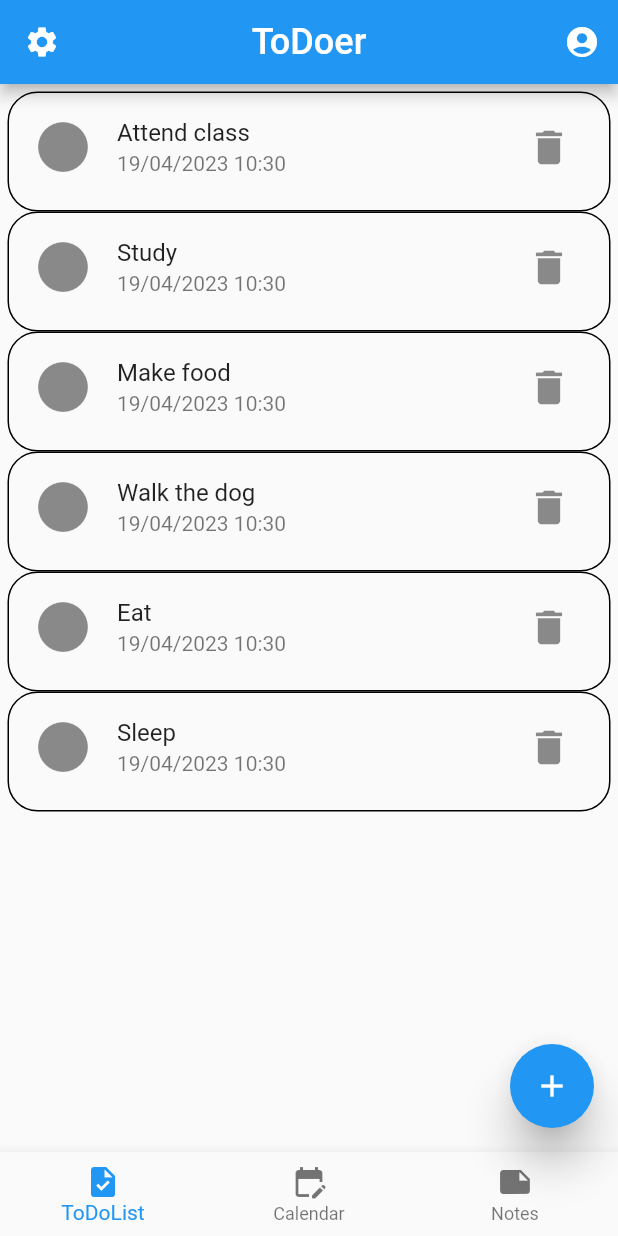
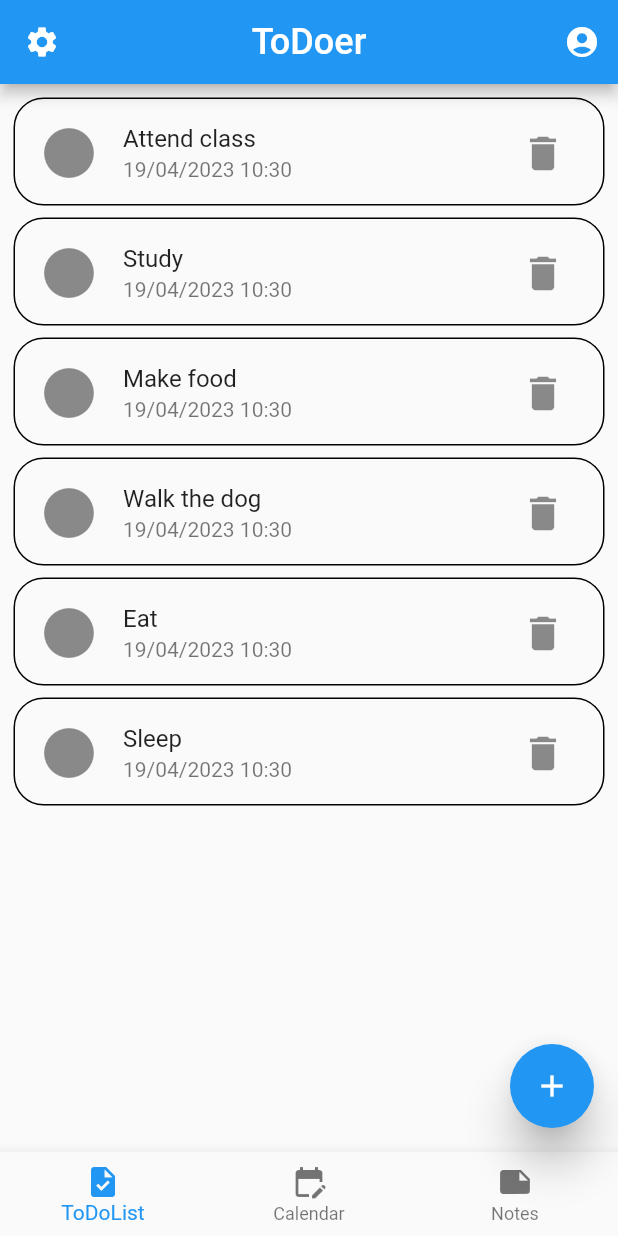
Before and after one commit to dtuukkanen/ToDo, a Flutter app: the screen it shows after launch, on a phone screen of 412 x 824 dp. Run offline on Flutter 3.47's test engine with Material 2 defaults, Android fonts, the phone set to English and light mode, and no system bars.

Commit message:
Padding added

```diff
--- a/lib/main.dart
+++ b/lib/main.dart
@@ -28,7 +28,9 @@ class _MainAppState extends State<MainApp> {
     itemExtent: 80.0,
     itemCount: tasks.length,
     itemBuilder: (BuildContext context, int index) {
-      return ListTile(
+      return Padding(
+        padding: const EdgeInsets.all(4.0),
+        child: ListTile(
           shape: RoundedRectangleBorder(
             side: const BorderSide(
             color: Colors.black, width: 1),
@@ -51,6 +53,7 @@ class _MainAppState extends State<MainApp> {
               tasks.removeAt(index);
             });
           },
+          ),
         ),
       );
     },
```
Lines whose indentation alone changed are shown as unchanged.
